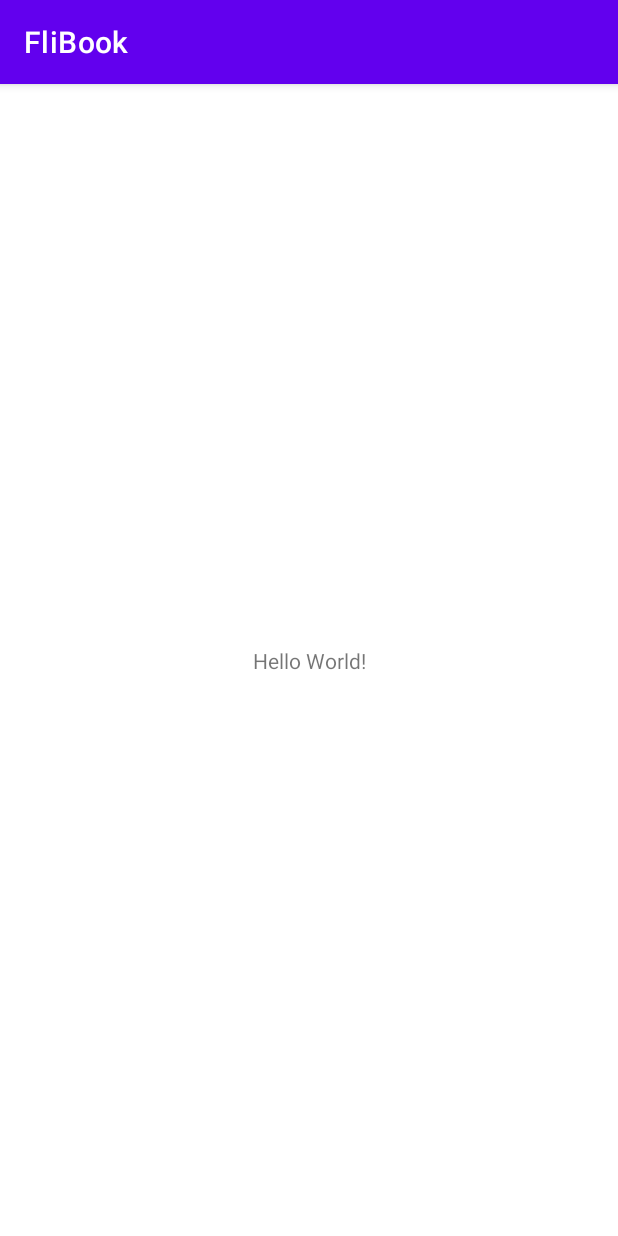
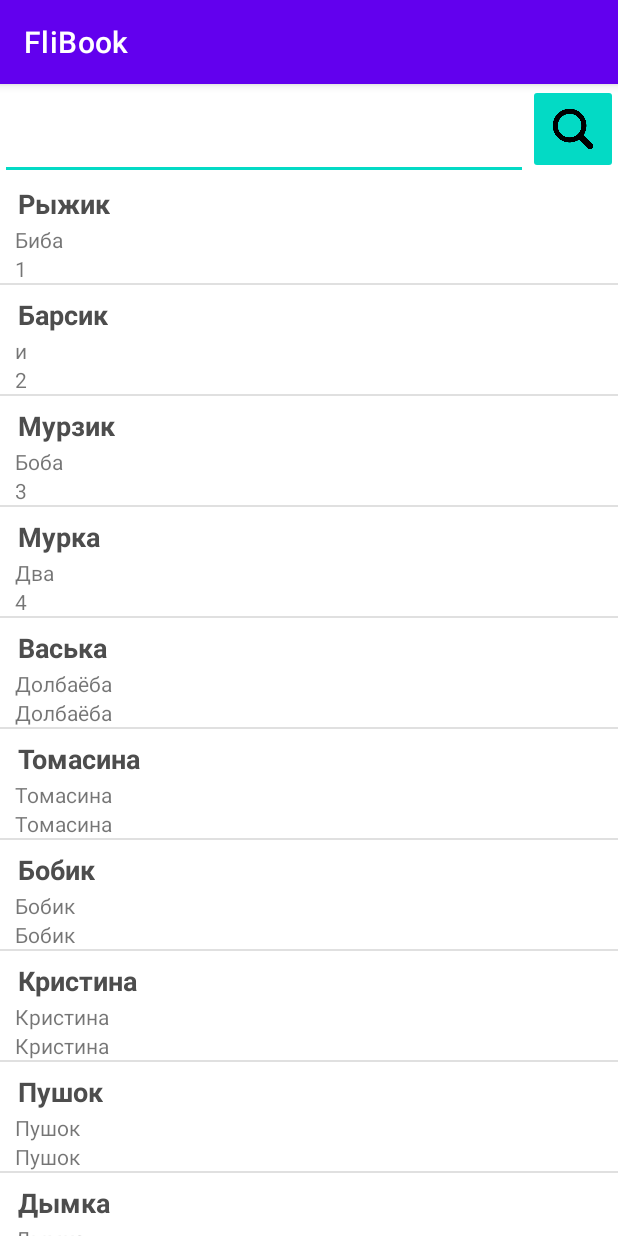
Before and after one commit to Kanzu32/FliBook, an Android app: the screen it shows after launch (MainActivity before the commit, searchActivity after it), on a phone screen of 412 x 824 dp. Run offline under Robolectric (Android 15) with nearby library versions, the light colour scheme and no system bars.

Commit message:
add search UI

```diff
--- a/app/FliBook/app/src/main/AndroidManifest.xml
+++ b/app/FliBook/app/src/main/AndroidManifest.xml
@@ -29,6 +29,7 @@
                 <category android:name="android.intent.category.LAUNCHER" />
             </intent-filter>
         </activity>
+        <activity android:name=".searchActivity"></activity>
     </application>
 
 </manifest>
--- /dev/null
+++ b/app/FliBook/app/src/main/java/com/kanzu/flibook/CustomListAdapter.java
@@ -0,0 +1,42 @@
+package com.kanzu.flibook;
+
+import android.app.Activity;
+import android.view.LayoutInflater;
+import android.view.View;
+import android.view.ViewGroup;
+import android.widget.ArrayAdapter;
+import android.widget.TextView;
+
+public class CustomListAdapter extends ArrayAdapter<String> {
+
+    private final Activity context;
+    private final String[] names;
+    private final String[] authors;
+    private final String[] genres;
+
+    public CustomListAdapter(Activity context, String[] names, String[] authors, String[] genres) {
+        super(context, R.layout.mylist, names);
+
+        this.context = context;
+        this.names=names;
+        this.authors=authors;
+        this.genres=genres;
+
+    }
+
+    public View getView(int position, View view, ViewGroup parent) {
+        LayoutInflater inflater=context.getLayoutInflater();
+        View rowView=inflater.inflate(R.layout.mylist, null,true);
+
+        TextView nameText = (TextView) rowView.findViewById(R.id.name);
+        TextView authorText = (TextView) rowView.findViewById(R.id.author);
+        TextView genresText = (TextView) rowView.findViewById(R.id.genres);
+
+        nameText.setText(names[position]);
+        authorText.setText(authors[position]);
+        genresText.setText(genres[position]);
+
+        return rowView;
+
+    };
+}
--- a/app/FliBook/app/src/main/java/com/kanzu/flibook/MainActivity.java
+++ b/app/FliBook/app/src/main/java/com/kanzu/flibook/MainActivity.java
@@ -3,6 +3,7 @@ package com.kanzu.flibook;
 import androidx.appcompat.app.AppCompatActivity;
 
 import android.content.Context;
+import android.content.Intent;
 import android.os.Bundle;
 
 import java.io.IOException;
@@ -16,12 +17,7 @@ public class MainActivity extends AppCompatActivity {
     protected void onCreate(Bundle savedInstanceState) {
         super.onCreate(savedInstanceState);
         setContentView(R.layout.activity_main);
-        Context context = getApplicationContext();
-        try {
-            BookData book = new BookData(435116, "Преступление и наказание, Часть 1", "Автор", new ArrayList<String>());
-            System.out.println(Network.downloadTask(book, context));
-        } catch (IOException | InterruptedException | ExecutionException e) {
-            e.printStackTrace();
-        }
+        Intent intent = new Intent(MainActivity.this, searchActivity.class);
+        startActivity(intent);
     }
 }
--- /dev/null
+++ b/app/FliBook/app/src/main/java/com/kanzu/flibook/searchActivity.java
@@ -0,0 +1,42 @@
+package com.kanzu.flibook;
+
+import android.app.ListActivity;
+import android.content.Context;
+import android.os.Bundle;
+import android.widget.ArrayAdapter;
+import android.widget.ListView;
+
+import androidx.appcompat.app.AppCompatActivity;
+
+import java.io.IOException;
+import java.util.ArrayList;
+import java.util.concurrent.ExecutionException;
+
+public class searchActivity extends AppCompatActivity {
+    @Override
+    protected void onCreate(Bundle savedInstanceState) {
+        super.onCreate(savedInstanceState);
+        setContentView(R.layout.search_activity);
+        ArrayAdapter<String> mAdapter;
+        final String[] catNamesArray = new String[] { "Рыжик", "Барсик", "Мурзик",
+                "Мурка", "Васька", "Томасина", "Бобик", "Кристина", "Пушок",
+                "Дымка", "Кузя", "Китти", "Барбос", "Масяня", "Симба" };
+        final String[] gayNamesArray = new String[] { "Биба", "и", "Боба",
+                "Два", "Долбаёба", "Томасина", "Бобик", "Кристина", "Пушок",
+                "Дымка", "Кузя", "Китти", "Барбос", "Масяня", "Симба" };
+        final String[] numNamesArray = new String[] { "1", "2", "3",
+                "4", "Долбаёба", "Томасина", "Бобик", "Кристина", "Пушок",
+                "Дымка", "Кузя", "Китти", "Барбос", "8", "Симба" };
+        CustomListAdapter adapter = new CustomListAdapter(this, catNamesArray, gayNamesArray, numNamesArray);
+        ListView list = (ListView) findViewById(R.id.list);
+        list.setAdapter(adapter);
+        //setContentView(R.layout.search_activity);
+//        Context context = getApplicationContext();
+//        try {
+//            BookData book = new BookData(435116, "Преступление и наказание, Часть 1", "Автор", new ArrayList<String>());
+//            System.out.println(Network.downloadTask(book, context));
+//        } catch (IOException | InterruptedException | ExecutionException e) {
+//            e.printStackTrace();
+//        }
+    }
+}
--- /dev/null
+++ b/app/FliBook/app/src/main/res/layout/mylist.xml
@@ -0,0 +1,42 @@
+<?xml version="1.0" encoding="utf-8"?>
+<LinearLayout xmlns:android="http://schemas.android.com/apk/res/android"
+    android:layout_width="match_parent"
+    android:layout_height="match_parent"
+    android:orientation="horizontal"
+    android:layout_marginStart="1dp"
+    android:layout_marginTop="100dp"
+    android:layout_marginEnd="1dp">
+    <LinearLayout xmlns:android="http://schemas.android.com/apk/res/android"
+        xmlns:app="http://schemas.android.com/apk/res-auto"
+        xmlns:tools="http://schemas.android.com/tools"
+        android:layout_width="match_parent"
+        android:layout_height="wrap_content"
+        android:orientation="vertical">
+    <TextView
+        android:id="@+id/name"
+        android:layout_width="wrap_content"
+        android:layout_height="wrap_content"
+        android:layout_marginLeft="10dp"
+        android:layout_marginTop="5dp"
+        android:padding="2dp"
+        android:text="Medium Text"
+        android:textAppearance="?android:attr/textAppearanceMedium"
+        android:textColor="#4d4d4d"
+        android:textStyle="bold" />
+
+    <TextView
+        android:id="@+id/author"
+        android:layout_width="wrap_content"
+        android:layout_height="wrap_content"
+        android:layout_marginLeft="10dp"
+        android:text="TextView" />
+
+    <TextView
+        android:id="@+id/genres"
+        android:layout_width="wrap_content"
+        android:layout_height="wrap_content"
+        android:layout_marginLeft="10dp"
+        android:text="TextView" />
+    </LinearLayout>
+
+</LinearLayout>
--- /dev/null
+++ b/app/FliBook/app/src/main/res/layout/search_activity.xml
@@ -0,0 +1,46 @@
+<?xml version="1.0" encoding="utf-8"?>
+<LinearLayout xmlns:android="http://schemas.android.com/apk/res/android"
+    xmlns:app="http://schemas.android.com/apk/res-auto"
+    xmlns:tools="http://schemas.android.com/tools"
+    android:layout_width="match_parent"
+    android:layout_height="match_parent"
+    android:orientation="vertical">
+
+    <LinearLayout
+        android:layout_width="match_parent"
+        android:layout_height="wrap_content"
+        android:orientation="horizontal">
+
+        <androidx.constraintlayout.widget.ConstraintLayout
+            android:layout_width="match_parent"
+            android:layout_height="60dp">
+
+            <EditText
+                android:id="@+id/searchField"
+                android:layout_width="0dp"
+                android:layout_height="64dp"
+                android:ems="10"
+                android:inputType="textPersonName"
+                app:layout_constraintEnd_toStartOf="@+id/searchButton"
+                app:layout_constraintStart_toStartOf="parent"
+                tools:layout_editor_absoluteY="-2dp" />
+
+            <ImageButton
+                android:id="@+id/searchButton"
+                android:layout_width="60dp"
+                android:layout_height="fill_parent"
+                android:backgroundTint="@color/teal_200"
+                android:scaleType="fitCenter"
+                app:layout_constraintEnd_toEndOf="parent"
+                app:srcCompat="@drawable/search_icon" />
+        </androidx.constraintlayout.widget.ConstraintLayout>
+
+    </LinearLayout>
+
+    <ListView
+        android:id="@+id/list"
+        android:layout_width="match_parent"
+        android:layout_height="wrap_content" />
+
+
+</LinearLayout>
```
Also changed, not shown: app/FliBook/app/src/main/res/drawable-v24/search_icon.png (added).
